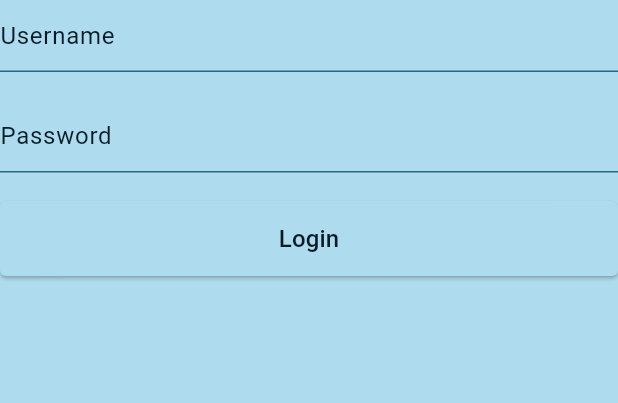
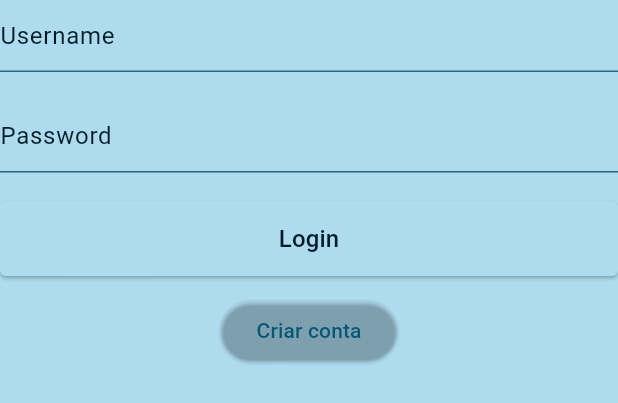
Before and after one commit to vgomesfalcao/bill_splitter_mobile, a Flutter app: the AuthForm widget shown alone on an empty page, opened directly, on a phone screen of 412 x 824 dp. Shown: the top 403 px of the screen. Run offline on Flutter 3.47's test engine with Material 2 defaults, Android fonts, the phone set to English and light mode, and no system bars; our stand-ins replace currency_text_input_formatter, flutter_secure_storage; accounts and stored records are empty; network calls fail.

```diff
--- a/lib/src/models/bill/item_model.dart
+++ b/lib/src/models/bill/item_model.dart
@@ -1,9 +1,9 @@
-import 'package:bill_splitter/src/models/user/user_model.dart';
+import 'package:bill_splitter/src/models/person/person_model.dart';
 
 class BillItem {
   final String itemLabel;
   final double itemValue;
-  final List<User> users;
+  final List<Person> users;
 
   BillItem(this.itemLabel, this.itemValue, this.users);
 
--- a/lib/src/models/user/user_model.dart
+++ b/lib/src/models/person/person_model.dart
@@ -1,7 +1,7 @@
-class User {
+class Person {
   final String name;
 
-  User(this.name);
+  Person(this.name);
 
   @override
   String toString() {
--- a/lib/src/shared/components/auth_form.dart
+++ b/lib/src/shared/components/auth_form.dart
@@ -18,10 +18,16 @@ class AuthForm extends StatefulWidget {
 class _AuthFormState extends State<AuthForm> {
   final TextEditingController userNameController = TextEditingController();
   final TextEditingController passwordController = TextEditingController();
+  final TextEditingController nameController = TextEditingController();
   final _formKey = GlobalKey<FormState>();
   final String userNameFieldText = 'Username';
+  final String nameFieldText = 'Nome';
   final String loginText = 'Login';
+  final String signupText = 'Criar conta';
   final String passwordFieldText = 'Password';
+  final String createAccountText = 'Criar conta';
+  final String signupSwitchText = 'Já possuo conta';
+
   bool _isLoading = false;
   AuthMode _authMode = AuthMode.login;
 
@@ -29,16 +35,14 @@ class _AuthFormState extends State<AuthForm> {
   bool _isSignup() => _authMode == AuthMode.signup;
 
   void _switchAuthMode() {
-    setState(() {
     if (_isLogin()) {
       _authMode = AuthMode.signup;
     } else {
       _authMode = AuthMode.login;
     }
-    });
   }
 
-  Future<void> _submit() async {
+  Future<void> _submitLogin() async {
     if (_formKey.currentState!.validate()) {
       ScaffoldMessenger.of(context).showSnackBar(
         const SnackBar(
@@ -76,6 +80,20 @@ class _AuthFormState extends State<AuthForm> {
     setState(() => _isLoading = false);
   }
 
+  Future<void> _submitSignup() async {
+    if (_formKey.currentState!.validate()) {
+      ScaffoldMessenger.of(context).showSnackBar(
+        const SnackBar(
+            content: Text('Carregando...'),
+            duration: Duration(milliseconds: 500)),
+      );
+    } else {
+      return;
+    }
+    setState(() => _isLoading = true);
+    setState(() => _isLoading = false);
+  }
+
   @override
   Widget build(BuildContext context) {
     return Form(
@@ -87,6 +105,17 @@ class _AuthFormState extends State<AuthForm> {
             else
               Column(
                 children: [
+                  if (_isSignup())
+                    BillTextField(
+                      text: nameFieldText,
+                      controller: nameController,
+                      validator: (value) {
+                        if (value == null || value.isEmpty) {
+                          return 'Digite seu nome';
+                        }
+                        return null;
+                      },
+                    ),
                   BillTextField(
                     text: userNameFieldText,
                     controller: userNameController,
@@ -108,11 +137,12 @@ class _AuthFormState extends State<AuthForm> {
                       return null;
                     },
                   ),
+                  if (_isLogin())
                     SizedBox(
                       width: MediaQuery.of(context).size.width,
                       height: 50,
                       child: ElevatedButton(
-                      onPressed: _submit,
+                        onPressed: _submitLogin,
                         style: ElevatedButton.styleFrom(
                             backgroundColor:
                                 Theme.of(context).colorScheme.surface,
@@ -126,7 +156,49 @@ class _AuthFormState extends State<AuthForm> {
                           ),
                         ),
                       ),
-                  )
+                    ),
+                  if (_isLogin())
+                    Padding(
+                      padding: const EdgeInsets.symmetric(vertical: 12),
+                      child: ElevatedButton(
+                        onPressed: () => setState(() => _switchAuthMode()),
+                        style: ButtonStyle(
+                            backgroundColor:
+                                MaterialStateProperty.all(Colors.transparent)),
+                        child: Text(createAccountText),
+                      ),
+                    ),
+                  if (_isSignup())
+                    SizedBox(
+                      width: MediaQuery.of(context).size.width,
+                      height: 50,
+                      child: ElevatedButton(
+                        onPressed: _submitSignup,
+                        style: ElevatedButton.styleFrom(
+                            backgroundColor:
+                                Theme.of(context).colorScheme.surface,
+                            shape: RoundedRectangleBorder(
+                                borderRadius: BorderRadius.circular(4))),
+                        child: Text(
+                          signupText,
+                          style: TextStyle(
+                            fontSize: 16,
+                            color: Theme.of(context).colorScheme.onSurface,
+                          ),
+                        ),
+                      ),
+                    ),
+                  if (_isSignup())
+                    Padding(
+                      padding: const EdgeInsets.symmetric(vertical: 12),
+                      child: ElevatedButton(
+                        onPressed: () => setState(() => _switchAuthMode()),
+                        style: ButtonStyle(
+                            backgroundColor:
+                                MaterialStateProperty.all(Colors.transparent)),
+                        child: Text(signupSwitchText),
+                      ),
+                    ),
                 ],
               ),
           ],
--- a/lib/src/shared/components/user_bill_tile.dart
+++ b/lib/src/shared/components/user_bill_tile.dart
@@ -1,5 +1,5 @@
 import 'package:bill_splitter/src/controllers/form_item_controller.dart';
-import 'package:bill_splitter/src/models/user/user_list_model.dart';
+import 'package:bill_splitter/src/models/person/person_list_model.dart';
 import 'package:flutter/material.dart';
 
 class UserBillTile extends StatefulWidget {
@@ -19,7 +19,7 @@ class _UserBillTileState extends State<UserBillTile> {
   Widget build(BuildContext context) {
     return ListView.builder(
         shrinkWrap: true,
-        itemCount: UserListModel().getUsers().length,
+        itemCount: PersonListModel().getUsers().length,
         itemBuilder: (context, index) {
           return Card(
             child: ExpansionTile(
@@ -30,7 +30,7 @@ class _UserBillTileState extends State<UserBillTile> {
                   mainAxisAlignment: MainAxisAlignment.spaceBetween,
                   children: [
                     Text(
-                      UserListModel().getUsers()[index].name,
+                      PersonListModel().getUsers()[index].name,
                     ),
                     Text(
                       widget._formItemController
--- a/lib/src/shared/providers/jwt_auth.dart
+++ b/lib/src/shared/providers/jwt_auth.dart
@@ -1,7 +1,7 @@
 import 'package:bill_splitter/src/shared/repositories/secure_storage.dart';
 
 class JwtAuth {
-  final String url = 'https://bill-splitter-ctvr.onrender.com';
+  final String url = 'http://134.65.242.199:3000';
   final Map<String, String> headers = {
     'Content-Type': 'application/json; charset=UTF-8'
   };
--- a/lib/src/views/items/form_item_view.dart
+++ b/lib/src/views/items/form_item_view.dart
@@ -2,8 +2,8 @@ import 'package:bill_splitter/src/shared/components/item_editor.dart';
 import 'package:bill_splitter/src/shared/components/users_checkbox.dart';
 import 'package:bill_splitter/src/controllers/form_item_controller.dart';
 import 'package:bill_splitter/src/models/bill/item_model.dart';
-import 'package:bill_splitter/src/models/user/user_model.dart';
-import 'package:bill_splitter/src/models/user/user_list_model.dart';
+import 'package:bill_splitter/src/models/person/person_model.dart';
+import 'package:bill_splitter/src/models/person/person_list_model.dart';
 import 'package:currency_text_input_formatter/currency_text_input_formatter.dart';
 import 'package:flutter/material.dart';
 import 'package:intl/intl.dart';
@@ -29,7 +29,7 @@ class ItemRegisterFormState extends State<ItemRegisterForm> {
   final String _hintFieldValue = 'R\$ 0.00';
   final FormItemController _formItemcontroller = FormItemController();
 
-  final List<User> _users = UserListModel().getUsers();
+  final List<Person> _users = PersonListModel().getUsers();
 
   static const _locale = 'pt_BR';
   String get _currency =>
--- a/lib/src/views/items/list_item_view.dart
+++ b/lib/src/views/items/list_item_view.dart
@@ -2,7 +2,7 @@
 
 import 'package:bill_splitter/src/models/bill/bill_model.dart';
 import 'package:bill_splitter/src/models/bill/item_model.dart';
-import 'package:bill_splitter/src/models/user/user_list_model.dart';
+import 'package:bill_splitter/src/models/person/person_list_model.dart';
 import 'package:bill_splitter/src/shared/utils/formatter.dart';
 import 'package:bill_splitter/src/views/items/form_item_view.dart';
 import 'package:flutter/material.dart';
@@ -29,7 +29,7 @@ class _ItemListState extends State<ItemList> {
           }),
       floatingActionButton: FloatingActionButton(
         onPressed: () {
-          if (UserListModel().getUsers().length >= 2) {
+          if (PersonListModel().getUsers().length >= 2) {
             Navigator.push(context, MaterialPageRoute(builder: (context) {
               return const ItemRegisterForm();
             })).then((receivedItem) => _update(receivedItem));
--- a/lib/src/views/login/login_page.dart
+++ b/lib/src/views/login/login_page.dart
@@ -16,6 +16,7 @@ class LoginPage extends StatelessWidget {
           child: Column(
             mainAxisAlignment: MainAxisAlignment.center,
             children: [
+              if (MediaQuery.of(context).viewInsets.bottom == 0)
                 SizedBox(
                   height: 200,
                   width: MediaQuery.of(context).size.width,
--- a/lib/src/views/user/form_user_view.dart
+++ b/lib/src/views/user/form_user_view.dart
@@ -1,5 +1,5 @@
 import 'package:bill_splitter/src/shared/components/user_editor.dart';
-import 'package:bill_splitter/src/models/user/user_model.dart';
+import 'package:bill_splitter/src/models/person/person_model.dart';
 import 'package:flutter/material.dart';
 
 class UserRegisterForm extends StatefulWidget {
@@ -35,7 +35,7 @@ class UserRegisterFormState extends State<UserRegisterForm> {
               onPressed: () {
                 final String userName = _nameFieldController.text;
                 if (userName != '') {
-                  final createdUser = User(userName);
+                  final createdUser = Person(userName);
                   ScaffoldMessenger.of(context).showSnackBar(
                     SnackBar(
                       content: Text('$createdUser'),
```
Also changed, not shown: lib/src/controllers/form_item_controller.dart (+5 -5 lines), lib/src/models/person/person_list_model.dart (added, +14 -0 lines), lib/src/models/user/user_list_model.dart (deleted, +0 -14 lines), lib/src/views/user/list_user_view.dart (+7 -7 lines). Lines whose indentation alone changed are shown as unchanged.
